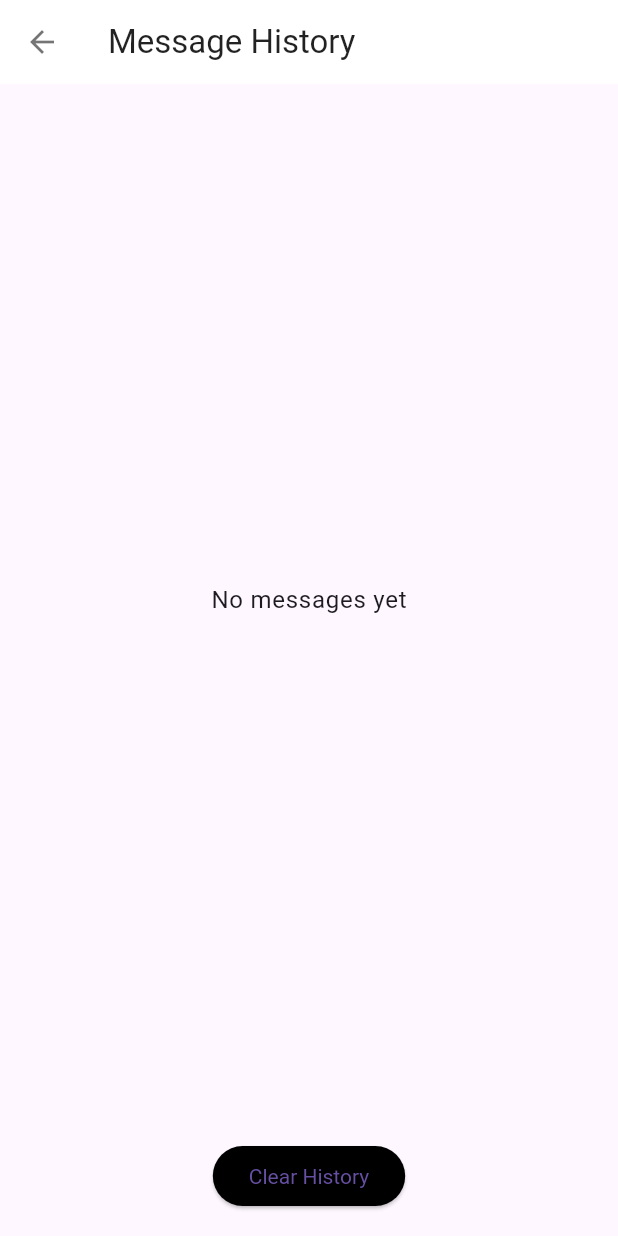
After one commit to Melbourneandrew/varro_mobile, a Flutter app: the MenuView screen opened directly, after a tap on "Chat History", on a phone screen of 412 x 824 dp. The commit adds this screen. Run offline on Flutter 3.47's test engine with Material 3 defaults, Android fonts, the phone set to English and light mode, and no system bars; our stand-ins replace device_info_plus, flutter_secure_storage, flutter_tts, shared_preferences, speech_to_text; accounts and stored records are empty.

Commit message:
add message history view

```diff
--- a/lib/storage/message_storage.dart
+++ b/lib/storage/message_storage.dart
@@ -10,6 +10,15 @@ class MessageStorage {
     if (messagesJson != null) {
       messages = messagesJson.map((e) => Message.fromJsonStringWithDate(e)).toList();
     }
+  }
+
+  static Future<List<Message>> getMessageHistory() async {
+    final prefs = await SharedPreferences.getInstance();
+    final messagesJson = prefs.getStringList('messages');
+    if (messagesJson != null) {
+      return messagesJson.map((e) => Message.fromJsonStringWithDate(e)).toList();
+    }
+    return [];
   }
 
   static Future<void> saveMessage(Message message) async {
--- a/lib/views/menu_view.dart
+++ b/lib/views/menu_view.dart
@@ -2,6 +2,8 @@ import 'package:flutter/material.dart';
 import 'package:scream_mobile/modals/openai_model_modal.dart';
 import 'package:scream_mobile/views/profile_view.dart';
 import 'package:scream_mobile/modals/openai_key_modal.dart';
+
+import 'message_history_view.dart';
 
 class MenuView extends StatelessWidget {
   const MenuView({super.key});
@@ -79,6 +81,17 @@ class MenuView extends StatelessWidget {
           ),
           _buildMenuItem(
             context,
+            icon: Icons.question_answer_sharp,
+            title: 'Chat History',
+            onTap: () {
+              Navigator.push(
+                context,
+                MaterialPageRoute(builder: (context) => const MessageHistoryView()),
+              );
+            },
+          ),
+          _buildMenuItem(
+            context,
             icon: Icons.info_outline,
             title: 'About',
             onTap: () {
--- /dev/null
+++ b/lib/views/message_history_view.dart
@@ -0,0 +1,146 @@
+import 'package:flutter/material.dart';
+import '../storage/message_storage.dart';
+import '../rest/streaming_completion.dart';
+import '../util/logger.dart';
+
+class MessageHistoryView extends StatefulWidget {
+  const MessageHistoryView({super.key});
+
+  @override
+  State<MessageHistoryView> createState() => _MessageHistoryViewState();
+}
+
+class _MessageHistoryViewState extends State<MessageHistoryView> {
+  List<Message> _messages = [];
+  bool _isLoading = true;
+
+  @override
+  void initState() {
+    super.initState();
+    _loadMessages();
+  }
+
+  Future<void> _loadMessages() async {
+    try {
+      List<Message> messages = await MessageStorage.getMessageHistory();
+
+      setState(() {
+        _messages = messages;
+        _isLoading = false;
+      });
+    } catch (e) {
+      setState(() {
+        _isLoading = false;
+        _messages = [];
+      });
+      if (mounted) {
+        String errorMessage = 'Error loading messages: $e';
+        Logger.errorLog(errorMessage);
+        ScaffoldMessenger.of(context).showSnackBar(
+          SnackBar(content: Text(errorMessage)),
+        );
+      }
+    }
+  }
+
+  Future<void> _clearMessages() async {
+    await MessageStorage.clearMessages();
+    await _loadMessages();
+  }
+
+  @override
+  Widget build(BuildContext context) {
+    if (_isLoading) {
+      return const Center(child: CircularProgressIndicator());
+    }
+
+    return Scaffold(
+      appBar: AppBar(
+        backgroundColor: Colors.white,
+        elevation: 0,
+        leading: IconButton(
+          icon: const Icon(Icons.arrow_back, color: Colors.black54),
+          onPressed: () => Navigator.pop(context),
+        ),
+        title: const Text(
+          'Message History',
+          style: TextStyle(color: Colors.black87),
+        ),
+      ),
+      body: Column(
+        children: [
+          Expanded(
+            child: _messages.isEmpty
+                ? Center(
+                    child: Text(
+                      'No messages yet',
+                      style: Theme.of(context).textTheme.bodyLarge,
+                    ),
+                  )
+                : ListView.builder(
+                    padding: const EdgeInsets.all(16.0),
+                    itemCount: _messages.length,
+                    itemBuilder: (context, index) {
+                      final message = _messages[index];
+                      return _buildMessageCard(message);
+                    },
+                  ),
+          ),
+          Padding(
+            padding: const EdgeInsets.all(16.0),
+            child: Center(
+              child: ElevatedButton(
+                onPressed: _clearMessages,
+                style: ElevatedButton.styleFrom(
+                  backgroundColor: Colors.black,
+                  textStyle: const TextStyle(color: Colors.white),
+                ),
+                child: const Text('Clear History'),
+              ),
+            ),
+          ),
+        ],
+      ),
+    );
+  }
+
+  Widget _buildMessageCard(Message message) {
+    return Card(
+      margin: const EdgeInsets.only(bottom: 16.0),
+      child: Padding(
+        padding: const EdgeInsets.all(16.0),
+        child: Column(
+          crossAxisAlignment: CrossAxisAlignment.start,
+          children: [
+            Row(
+              children: [
+                Icon(
+                  message.role == 'user' ? Icons.person : Icons.smart_toy,
+                  size: 20,
+                  color: Colors.black54,
+                ),
+                const SizedBox(width: 8),
+                Text(
+                  message.role.toUpperCase(),
+                  style: Theme.of(context).textTheme.titleSmall?.copyWith(
+                        fontWeight: FontWeight.bold,
+                      ),
+                ),
+                const Spacer(),
+                Text(
+                  message.date,
+                  style: Theme.of(context).textTheme.bodySmall,
+                ),
+              ],
+            ),
+            const SizedBox(height: 8),
+            Text(
+              message.content,
+              style: Theme.of(context).textTheme.bodyMedium,
+            ),
+          ],
+        ),
+      ),
+    );
+  }
+}
```
Also changed, not shown: lib/rest/streaming_completion.dart (+9 -1 lines).
